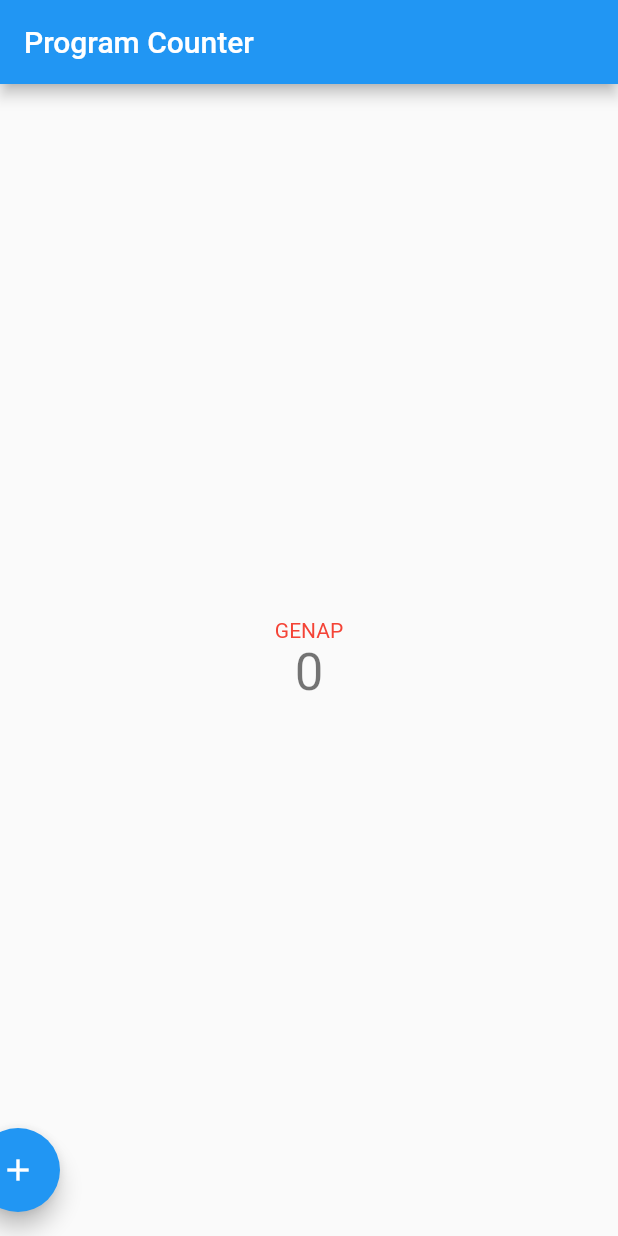
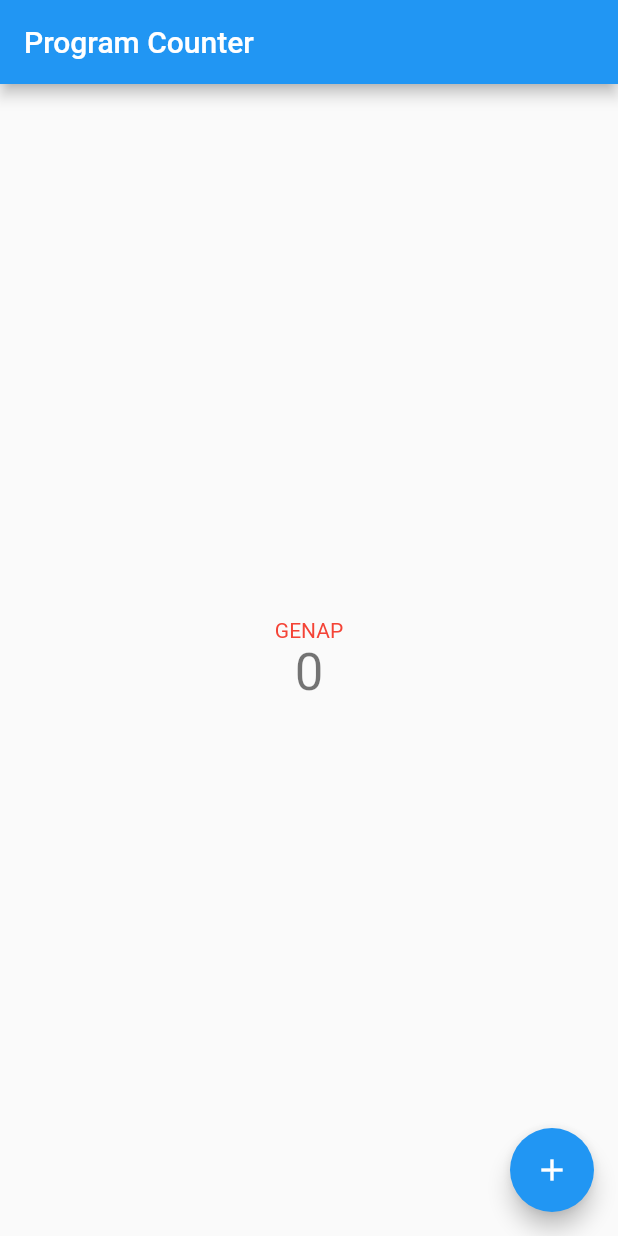
Before and after one commit to iqbalpa/pbp-flutter-lab, a Flutter app: the screen it shows after launch, on a phone screen of 412 x 824 dp. Run offline on Flutter 3.47's test engine with Material 2 defaults, Android fonts, the phone set to English and light mode, and no system bars.

Commit message:
Tugas 7: fixed the button placement

```diff
--- a/lib/main.dart
+++ b/lib/main.dart
@@ -125,19 +125,21 @@ class _MyHomePageState extends State<MyHomePage> {
             ],
           ),
         ),
-      floatingActionButton:
-          Row(mainAxisAlignment: MainAxisAlignment.spaceBetween, children: [
+        floatingActionButton: Padding(
+          padding: const EdgeInsets.only(left: 30.0),
+          child: Row(mainAxisAlignment: MainAxisAlignment.center, children: [
             if (_counter != 0) ...[
               FloatingActionButton(
                   onPressed: _decrementCounter,
                   tooltip: 'Decrement',
                   child: const Icon(Icons.remove))
             ],
+            const Spacer(),
             FloatingActionButton(
                 onPressed: _incrementCounter,
                 tooltip: 'Increment',
                 child: const Icon(Icons.add)),
           ]),
-    ); // This trailing comma makes auto-formatting nicer for build methods.
+        )); // This trailing comma makes auto-formatting nicer for build methods.
   }
 }
```
Also changed, not shown: 1 other file. Lines whose indentation alone changed are shown as unchanged.
